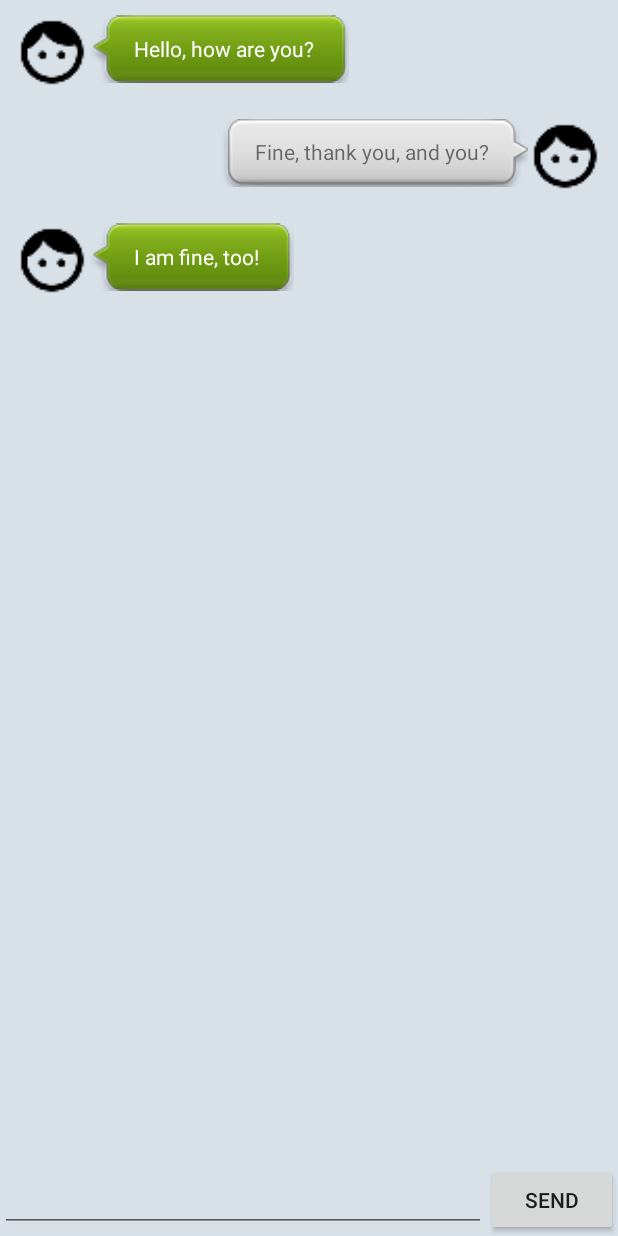
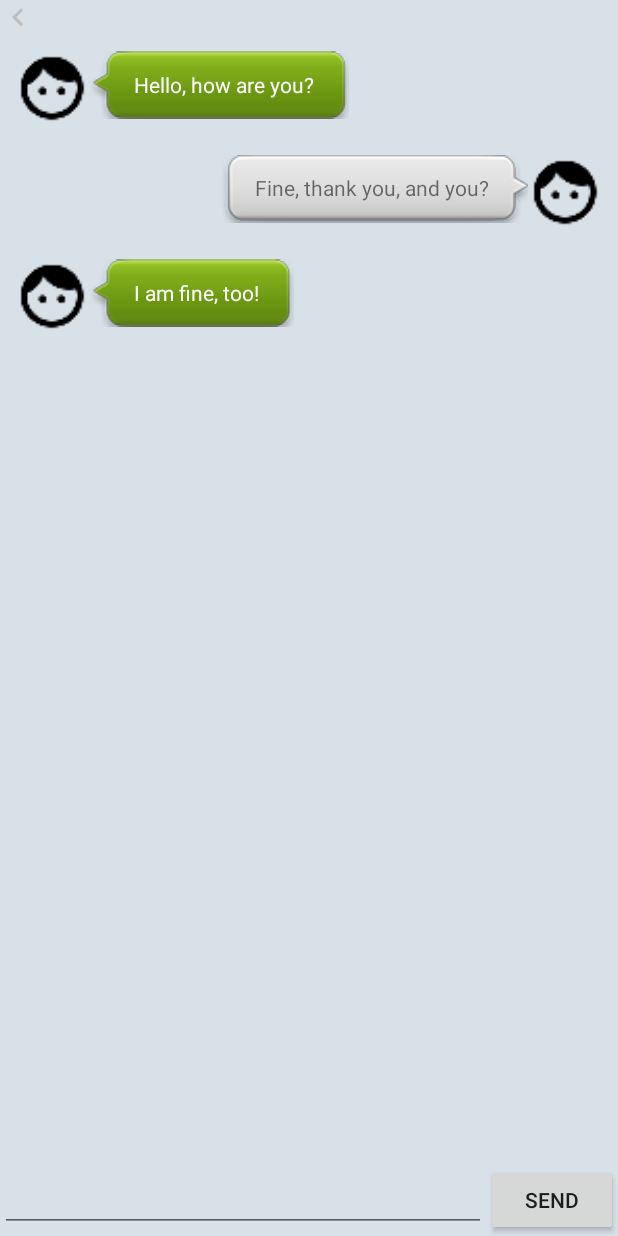
Before and after one commit to terry156501/Login_Kotlin, an Android app: the MsgMain screen opened directly, with no data from a screen before it, on a phone screen of 412 x 824 dp. Run offline under Robolectric (Android 15) with nearby library versions, the phone set to English and light mode, and no system bars.

Commit message:
Fragment_01 and Chat View

```diff
--- /dev/null
+++ b/app/src/main/java/com/terry/login_kotlin/ChatItem.kt
@@ -0,0 +1,6 @@
+package com.terry.login_kotlin
+
+data  class ChatItem (
+    var name:String,
+    var img:Int
+)
--- a/app/src/main/java/com/terry/login_kotlin/MainActivity.kt
+++ b/app/src/main/java/com/terry/login_kotlin/MainActivity.kt
@@ -93,6 +93,8 @@ class MainActivity : AppCompatActivity() {
         var id:Int = intent!!.getIntExtra("Fragment",0)
         if(id == 2){
             switchFragment(0,2)
+        }else if(id == 0){
+            switchFragment(0,0)
         }
     }
 
--- a/app/src/main/java/com/terry/login_kotlin/MsgMain.kt
+++ b/app/src/main/java/com/terry/login_kotlin/MsgMain.kt
@@ -1,9 +1,13 @@
 package com.terry.login_kotlin
 
+import android.content.Intent
+import android.media.Image
 import androidx.appcompat.app.AppCompatActivity
 import android.os.Bundle
+import android.view.View
 import android.widget.Button
 import android.widget.EditText
+import android.widget.ImageView
 import android.widget.ListView
 
 import java.util.ArrayList
@@ -14,11 +18,13 @@ class MsgMain : AppCompatActivity() {
     private var inputText: EditText? = null
     private var send: Button? = null
     private var adapter: MsgAdapter? = null
+    private var mBack: ImageView? = null
 
     private val msgList = ArrayList<Msg>()
 
     override fun onCreate(savedInstanceState: Bundle?) {
         super.onCreate(savedInstanceState)
+
 
         val actionBar = supportActionBar
         actionBar!!.hide()
@@ -27,10 +33,18 @@ class MsgMain : AppCompatActivity() {
 
         initMsgs()
         adapter = MsgAdapter(this@MsgMain, R.layout.msg_send, msgList as List<Msg>)
-        inputText = findViewById<EditText>(R.id.input_text)
-        send = findViewById<Button>(R.id.send)
-        msgListView = findViewById<ListView>(R.id.msg_list_view)
+        inputText = findViewById(R.id.input_text)
+        send = findViewById(R.id.send)
+        msgListView = findViewById(R.id.msg_list_view)
+        mBack = findViewById(R.id.back)
         msgListView!!.adapter = adapter
+
+        mBack!!.setOnClickListener{
+            val intent = Intent(this@MsgMain,MainActivity::class.java)
+            intent.putExtra("Fragment","0")
+            startActivity(intent)
+        }
+
         send!!.setOnClickListener {
             val content = inputText!!.text.toString()
             if ("" != content) {
--- a/app/src/main/res/layout/message.xml
+++ b/app/src/main/res/layout/message.xml
@@ -4,6 +4,11 @@
               android:layout_height="match_parent"
               android:background="#d8e0e8"
               android:orientation="vertical">
+    <ImageView
+            android:id="@+id/back"
+            android:layout_width="wrap_content"
+            android:layout_height="wrap_content"
+            android:src="@drawable/ic_keyboard_arrow_left_grey_400_24dp"/>
 
     <ListView
             android:id="@+id/msg_list_view"
```
Also changed, not shown: app/src/main/java/com/terry/login_kotlin/ChatItemViewBinder.kt (added, +48 -0 lines), app/src/main/java/com/terry/login_kotlin/Fragments/Fragment_01.kt (+38 -8 lines), app/src/main/res/layout/fragment_01.xml (+5 -17 lines), app/src/main/res/layout/fragment_01_item.xml (added, +16 -0 lines), app/src/main/res/drawable-hdpi/ic_keyboard_arrow_left_grey_400_24dp.png (added), app/src/main/res/drawable-mdpi/ic_keyboard_arrow_left_grey_400_24dp.png (added), app/src/main/res/drawable-xhdpi/ic_keyboard_arrow_left_grey_400_24dp.png (added), app/src/main/res/drawable-xxhdpi/ic_keyboard_arrow_left_grey_400_24dp.png (added), app/src/main/res/drawable-xxxhdpi/ic_keyboard_arrow_left_grey_400_24dp.png (added).
